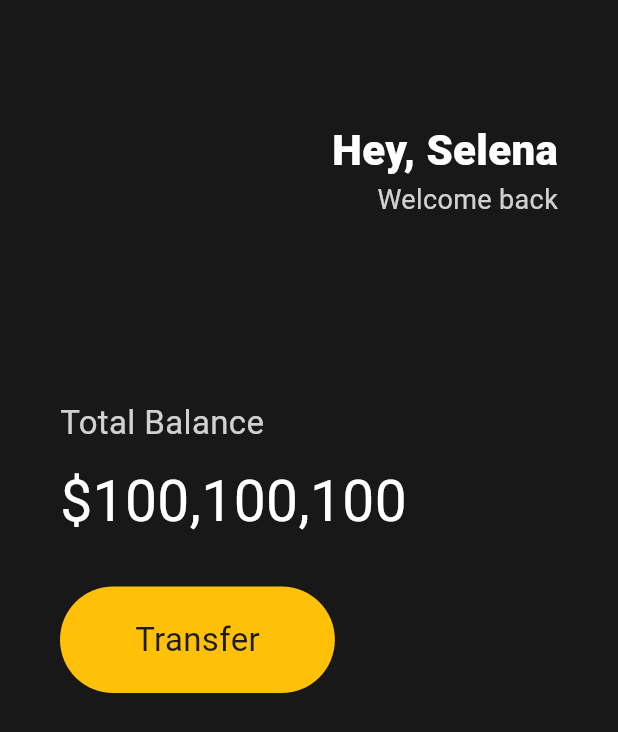
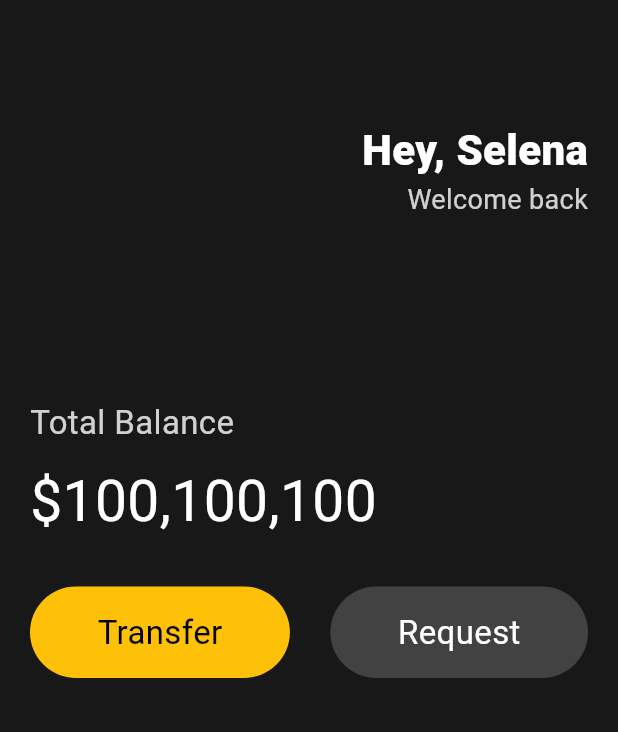
Before and after one commit to OneTen19/capstone_flutter_study, a Flutter app: the screen it shows after launch, on a phone screen of 412 x 824 dp. Shown: the top 732 px of the screen. Run offline on Flutter 3.47's test engine with Material 3 defaults, Android fonts, the phone set to English and light mode, and no system bars.

```diff
--- a/lib/main.dart
+++ b/lib/main.dart
@@ -11,7 +11,7 @@ class MyApp extends StatelessWidget {
       home: Scaffold(
         backgroundColor: Color(0xFF181818),
         body: Padding(
-          padding: const EdgeInsets.symmetric(horizontal: 40),
+          padding: const EdgeInsets.symmetric(horizontal: 20),
           child: Column(
             crossAxisAlignment: CrossAxisAlignment.start,
             children: [
@@ -67,23 +67,11 @@ class MyApp extends StatelessWidget {
                 height: 30,
               ),
               Row(
+                mainAxisAlignment: MainAxisAlignment.spaceBetween,
                 children: [
-                  Container(
-                    decoration: BoxDecoration(
-                      color: Colors.amber,
-                      borderRadius: BorderRadius.circular(45),
-                    ),
-                    child: Padding(
-                      padding: const EdgeInsets.symmetric(
-                          horizontal: 50, vertical: 20),
-                      child: Text(
-                        "Transfer",
-                        style: TextStyle(
-                          fontSize: 22,
-                        ),
-                      ),
-                    ),
-                  )
+                  MyButton(text: "Transfer", bgColor: Colors.amber, textColor: Colors.black),
+                  MyButton(text: "Request", bgColor: Colors.grey.shade800, textColor: Colors.white,),
+
                 ],
               ),
             ],
@@ -93,3 +81,34 @@ class MyApp extends StatelessWidget {
     );
   }
 }
+
+class MyButton extends StatelessWidget {
+  final String text;
+  final Color bgColor;
+  final Color textColor;
+
+  const MyButton({
+    super.key, required this.text, required this.bgColor, required this.textColor,
+  });
+
+  @override
+  Widget build(BuildContext context) {
+    return Container(
+      decoration: BoxDecoration(
+        color: bgColor,
+        borderRadius: BorderRadius.circular(45),
+      ),
+      child: Padding(
+        padding: const EdgeInsets.symmetric(
+            horizontal: 45, vertical: 15),
+        child: Text(
+          text,
+          style: TextStyle(
+            color: textColor,
+            fontSize: 22,
+          ),
+        ),
+      ),
+    );
+  }
+}
```
